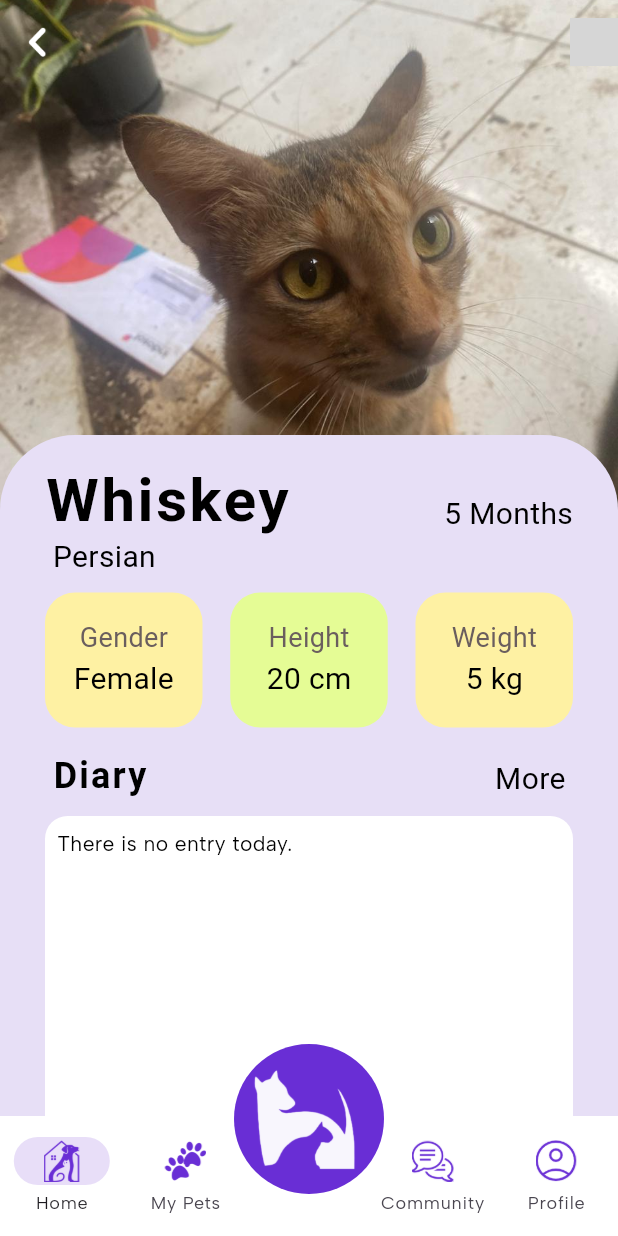
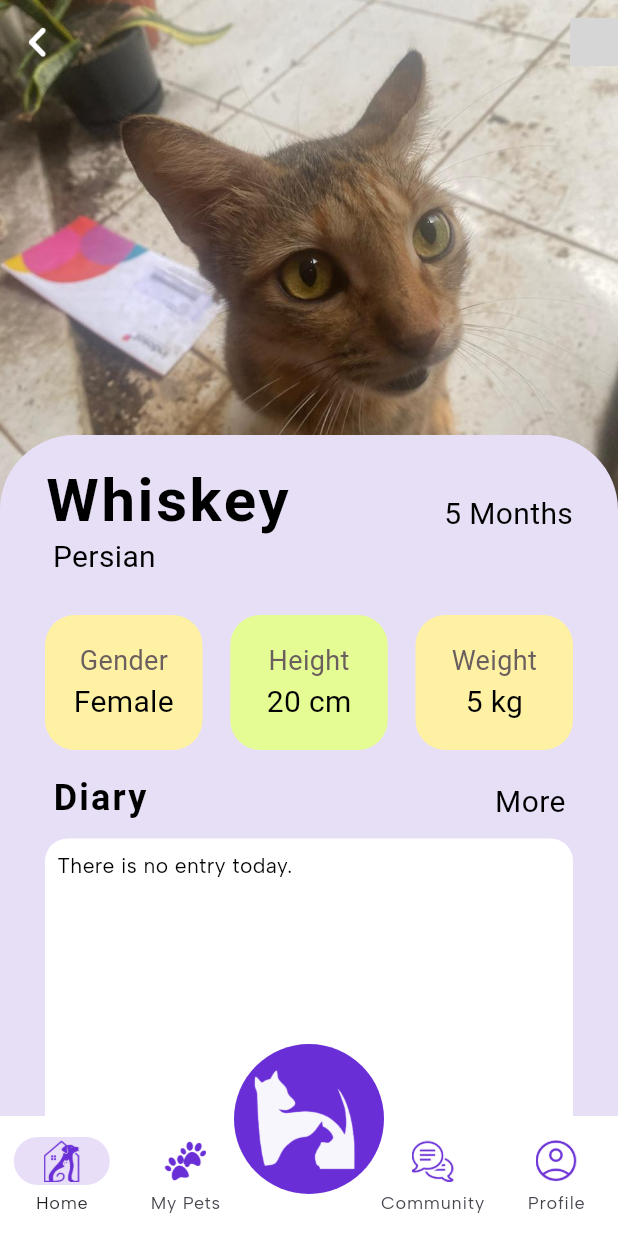
Before and after one commit to artikachintya/pawrenting, a Flutter app: the PetDetails screen opened directly, on a phone screen of 412 x 824 dp. Run offline on Flutter 3.47's test engine with Material 3 defaults, Android fonts, the phone set to English and light mode, and no system bars; our stand-ins replace firebase_core, get, smooth_page_indicator; missing offline and left inert: dart:ffi; accounts and stored records are empty; Roboto replaces fonts that are missing (Alata); project files that could hold a hidden picture were left out; grey boxes are pictures that could not be loaded.

Commit message:
Pet Details UI Minor Fix

```diff
--- a/lib/features/mypets/screens/petdetails/petdetails.dart
+++ b/lib/features/mypets/screens/petdetails/petdetails.dart
@@ -63,7 +63,7 @@ class PetDetails extends StatelessWidget {
                             ],
                           ),
                         ),
-                        SizedBox(height: 15),
+                        SizedBox(height: 30),
                         Row(
                           mainAxisAlignment: MainAxisAlignment.spaceBetween,
                           children: [
```
